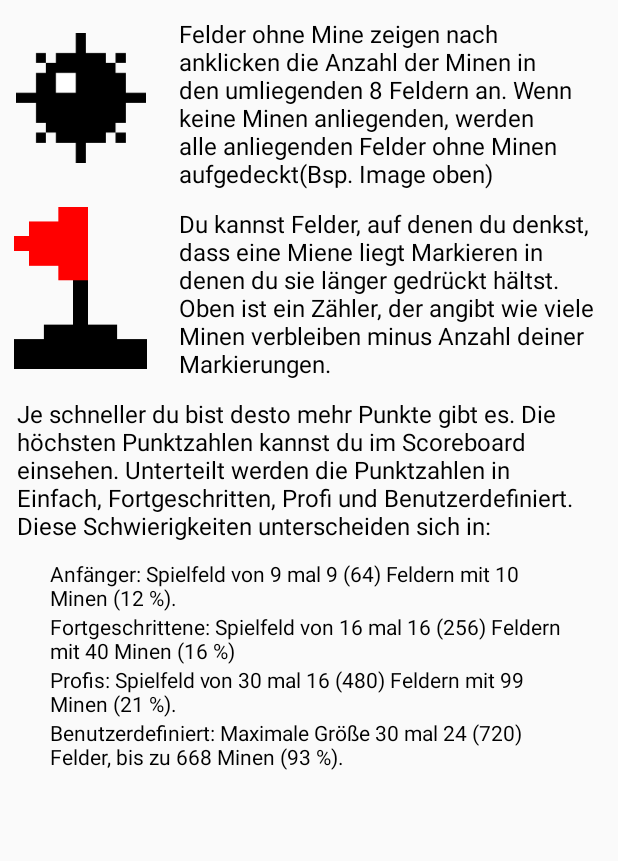
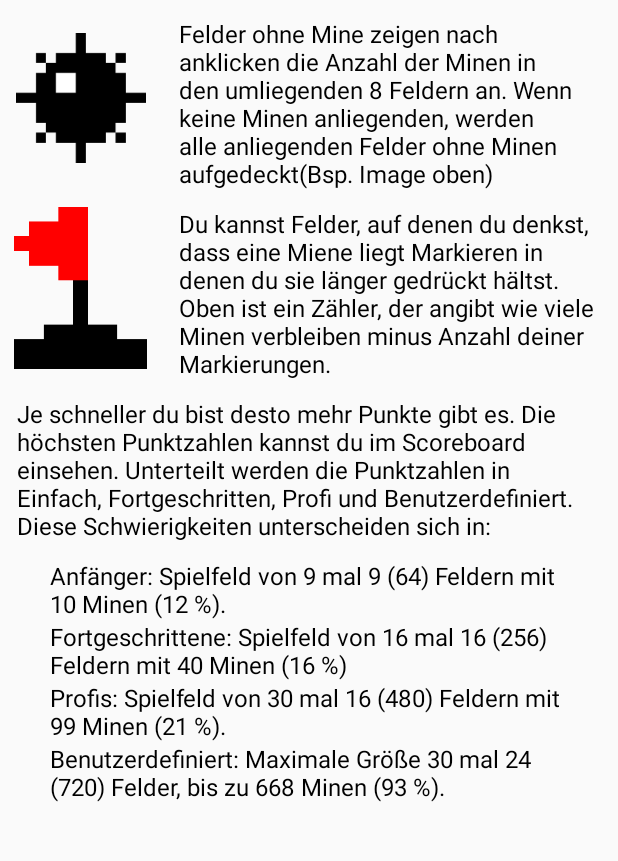
Before and after one commit to Epictigu/Minesweeper, an Android app: the AnleitungActivity screen opened directly, with no data from a screen before it, on a phone screen of 412 x 824 dp, the part 206-1067 px from its top. Run offline under Robolectric (Android 15) with nearby library versions, the phone set to English and light mode, and no system bars.

Commit message:
Anleitung hat scrollbar bekommen

```diff
--- a/app/src/main/java/def/fhswf/ma/minesweeper/AnleitungActivity.java
+++ b/app/src/main/java/def/fhswf/ma/minesweeper/AnleitungActivity.java
@@ -5,7 +5,6 @@ import android.os.Bundle;
 import androidx.appcompat.app.AppCompatActivity;
 import android.view.View;
 import android.widget.Button;
-
 
 
 public class AnleitungActivity extends AppCompatActivity {
--- a/app/src/main/res/layout/activity_anleitung.xml
+++ b/app/src/main/res/layout/activity_anleitung.xml
@@ -7,11 +7,15 @@
     android:layout_height="match_parent"
     tools:context=".AnleitungActivity">
 
+    <ScrollView
+        android:layout_width="match_parent"
+        android:layout_height="match_parent">
 
         <LinearLayout
             android:layout_width="match_parent"
             android:layout_height="wrap_content"
             android:orientation="vertical">
+
 
             <LinearLayout
                 android:layout_width="match_parent"
@@ -132,7 +136,7 @@
                 android:layout_marginRight="15pt"
                 android:text="Anfänger: Spielfeld von 9 mal 9 (64) Feldern mit 10 Minen (12 %)."
                 android:textColor="@color/black"
-                    android:textSize="14sp"
+                android:textSize="16sp"
                 app:layout_constraintTop_toBottomOf="@id/titel" />
 
             <TextView
@@ -143,7 +147,7 @@
                 android:layout_marginRight="15pt"
                 android:text="Fortgeschrittene: Spielfeld von 16 mal 16 (256) Feldern mit 40 Minen (16 %)"
                 android:textColor="@color/black"
-                    android:textSize="14sp"
+                android:textSize="16sp"
                 app:layout_constraintTop_toBottomOf="@id/titel" />
 
             <TextView
@@ -154,7 +158,7 @@
                 android:layout_marginRight="15pt"
                 android:text="Profis: Spielfeld von 30 mal 16 (480) Feldern mit 99 Minen (21 %)."
                 android:textColor="@color/black"
-                    android:textSize="14sp"
+                android:textSize="16sp"
                 app:layout_constraintTop_toBottomOf="@id/titel" />
 
             <TextView
@@ -165,13 +169,16 @@
                 android:layout_marginRight="15pt"
                 android:text="Benutzerdefiniert: Maximale Größe 30 mal 24 (720) Felder, bis zu 668 Minen (93 %). "
                 android:textColor="@color/black"
-                    android:textSize="14sp"
+                android:textSize="16sp"
                 app:layout_constraintTop_toBottomOf="@id/titel" />
 
 
         </LinearLayout>
+    </ScrollView>
+    <![CDATA[
 
         android:text="TextView" />
 
 
+]]>
 </androidx.coordinatorlayout.widget.CoordinatorLayout>
```
Lines whose indentation alone changed are shown as unchanged.
